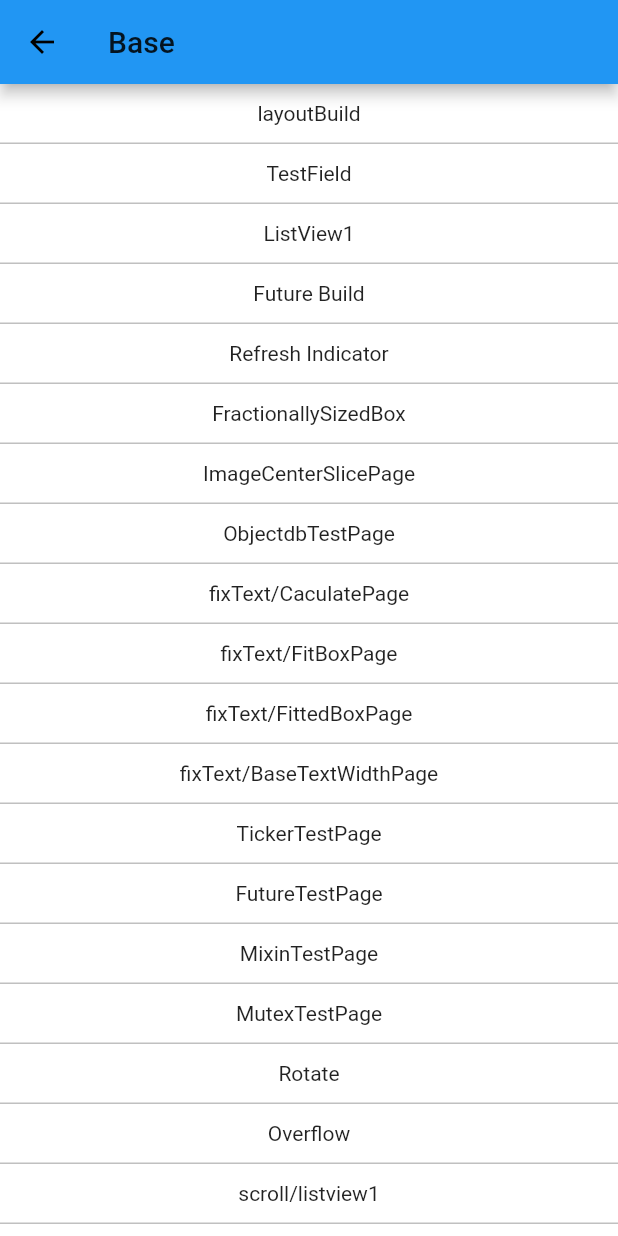
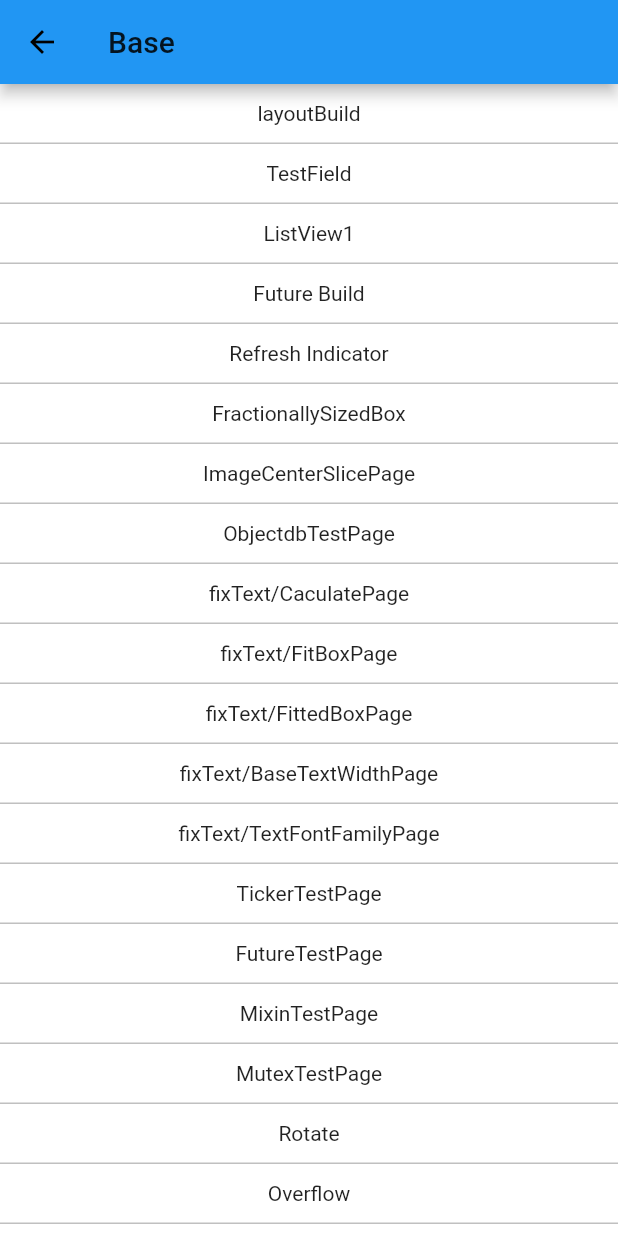
Before and after one commit to qqzhao/flutterDemos, a Flutter app: the screen it shows after launch, after a tap on "Base", on a phone screen of 412 x 824 dp. Run offline on Flutter 3.47's test engine with Material 2 defaults, Android fonts, the phone set to English and light mode, and no system bars; our stand-ins replace connectivity, device_info, flutter_svg; missing offline and left inert: gbk2utf8, mutex, objectdb; Roboto replaces fonts that are missing (PingFang SC, rokkittFamily).

Commit message:
add TextFontFamilyPage.

```diff
--- a/lib/config/router_config.dart
+++ b/lib/config/router_config.dart
@@ -9,6 +9,7 @@ import 'package:hello/home/base/fitText/baseText.dart';
 import 'package:hello/home/base/fitText/caculate_size.dart';
 import 'package:hello/home/base/fitText/fitBox.dart';
 import 'package:hello/home/base/fitText/fittedBox.dart';
+import 'package:hello/home/base/fitText/text_font_family.dart';
 import 'package:hello/home/base/fractionally_sized_box.dart';
 import 'package:hello/home/base/future_builder.dart';
 import 'package:hello/home/base/future_test_page.dart';
@@ -55,6 +56,7 @@ List<dynamic> _globalRouters = [
     MyRouter(name: 'fixText/FitBoxPage', routeName: '/base/fixText/FitBoxPage', widget: new FitBoxPage()),
     MyRouter(name: 'fixText/FittedBoxPage', routeName: '/base/fixText/FittedBoxPage', widget: new FittedBoxPage()),
     MyRouter(name: 'fixText/BaseTextWidthPage', routeName: '/base/fixText/baseText', widget: new BaseTextWidthPage()),
+    MyRouter(name: 'fixText/TextFontFamilyPage', routeName: '/base/fixText/FittedBoxPage', widget: new TextFontFamilyPage()),
     MyRouter(name: 'TickerTestPage', routeName: '/base/tickerpage', widget: new TickerTestPage()),
     MyRouter(name: 'FutureTestPage', routeName: '/base/futureTest', widget: new FutureTestPage()),
     MyRouter(name: 'MixinTestPage', routeName: '/base/mixinpage', widget: new MixinTestPage()),
@@ -94,4 +96,4 @@ List<dynamic> _globalRouters = [
   MyRouterList(name: 'others', lists: []),
 ];
 
-var globalRouters = new MyRouterList(lists: _globalRouters, name: 'flutter测试'); //表示
+var globalRouters = new MyRouterList(lists: _globalRouters, name: 'flutter测试123'); //表示
--- a/lib/main.dart
+++ b/lib/main.dart
@@ -1,15 +1,14 @@
 import 'dart:async';
-import 'dart:convert';
 
 import 'package:flutter/material.dart';
 import 'package:hello/config/router_config.dart';
 import 'package:hello/global.dart';
-import 'package:hello/home/base/fitText/baseText.dart';
 import 'package:hello/home/base/objectdbPage.dart';
+import 'package:hello/home/logic/config_temp.dart' as config2;
 import 'package:hello/utils/route.dart';
+
 import './components/custom_navigator_observe.dart';
 import 'home/logic/config_temp.dart' as config;
-import 'package:hello/home/logic/config_temp.dart' as config2;
 
 Brightness curBright = Brightness.light;
 
@@ -50,7 +49,7 @@ class MyApp extends StatelessWidget {
         brightness: curBright,
         primaryColorBrightness: curBright,
         accentColorBrightness: curBright,
-        fontFamily: 'PingFang SC',
+        fontFamily: 'rokkittFamily', //PingFang SC
       ),
       home: new RouterPage(
         routerList: globalRouters,
```
Also changed, not shown: lib/home/base/fitText/text_font_family.dart (added, +57 -0 lines), pubspec.yaml (+4 -25 lines), assets/fonts/rokkitt.ttf (added), 2 other files.
